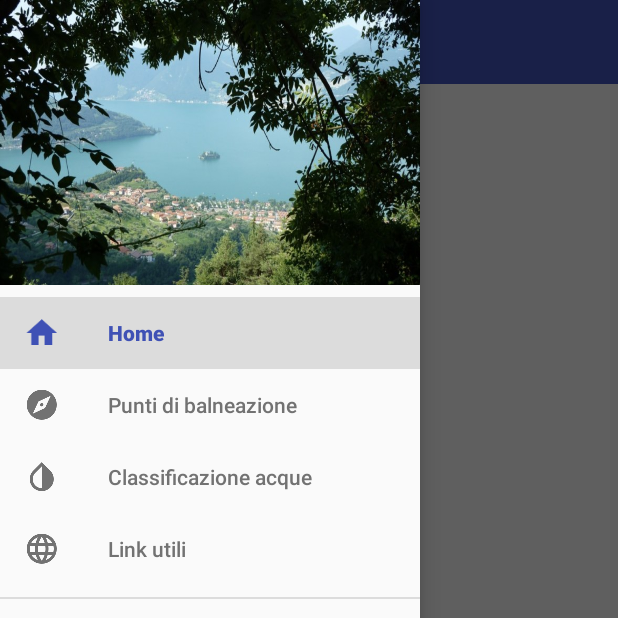
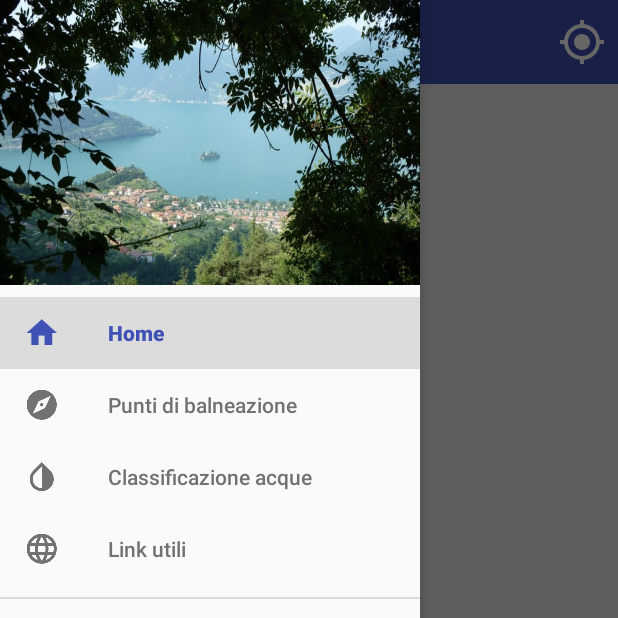
Before and after one commit to Ins90/LagoIseo, an Android app: the fragment PointFragment placed in its activity, with the side drawer open, on a phone screen of 412 x 824 dp, the top half of it. Run offline under Robolectric (Android 15) with nearby library versions, the phone set to English and light mode, and no system bars; 12 statements that could not run were skipped.

Commit message:
Image on list and filter (in progress)

```diff
--- a/app/src/main/java/it/inserrafesta/iseomap/Place.java
+++ b/app/src/main/java/it/inserrafesta/iseomap/Place.java
@@ -21,6 +21,10 @@ public class Place {
     private int classificazione; /* 1 eccellente 2 buono 3 sufficiente 4 scarso */
     private int divieto; /* 1 SI 0 NO */
     private String imageUrl;
+
+    public String getImageUrl() {
+        return imageUrl;
+    }
 
     public Place( String _comune, String _localita, String _provincia,double _lat, double _lng, int _classificazione, int _divieto,String _imageUrl){
         comune = _comune;
--- a/app/src/main/java/it/inserrafesta/iseomap/fragment/PointFragment.java
+++ b/app/src/main/java/it/inserrafesta/iseomap/fragment/PointFragment.java
@@ -4,11 +4,16 @@ import android.os.Bundle;
 import android.support.v4.app.ListFragment;
 import android.util.Log;
 import android.view.LayoutInflater;
+import android.view.Menu;
+import android.view.MenuInflater;
+import android.view.MenuItem;
 import android.view.View;
 import android.view.ViewGroup;
 import android.widget.AdapterView;
 import android.widget.ListView;
 import android.widget.Toast;
+
+import com.google.android.gms.maps.GoogleMap;
 
 import it.inserrafesta.iseomap.Place;
 import it.inserrafesta.iseomap.R;
@@ -26,6 +31,15 @@ public class PointFragment extends ListFragment {
     private SimpleArrayAdapter adapter;
     List<Place> items = new ArrayList<Place>();
 
+
+    @Override
+    public void onCreateOptionsMenu(Menu menu, MenuInflater inflater) {
+        inflater.inflate(R.menu.menu_point, menu);
+    }
+
+
+
+
     public void onCreate(Bundle savedInstanceState) {
         super.onCreate(savedInstanceState);
         for(int i=0;i<MapFragment.places.size();i++)
@@ -34,6 +48,9 @@ public class PointFragment extends ListFragment {
 
     public View onCreateView(LayoutInflater inflater, ViewGroup container,
                              Bundle savedInstanceState) {
+
+        setHasOptionsMenu(true); //necessario per visualizzare i pulsanti nella toolbar
+
         View rootView = inflater.inflate(R.layout.point_fragment, container, false);
         lv = (ListView)rootView.findViewById(android.R.id.list);
         lv.setDescendantFocusability(ListView.FOCUS_BLOCK_DESCENDANTS);
--- a/app/src/main/res/layout/list_row.xml
+++ b/app/src/main/res/layout/list_row.xml
@@ -32,8 +32,7 @@
         android:padding="3dip">
 
         <ImageView
-            android:id="@+id/list_image"
-            android:src="@drawable/lake"
+            android:id="@+id/point_image"
             android:layout_width="50dip"
             android:layout_height="50dip"
             android:contentDescription="necessario?"/>
--- /dev/null
+++ b/app/src/main/res/menu/menu_point.xml
@@ -0,0 +1,10 @@
+<menu xmlns:android="http://schemas.android.com/apk/res/android" xmlns:app="http://schemas.android.com/apk/res-auto">
+    <item android:id="@+id/action_filter"
+        android:title="@string/action_filter"
+        android:icon="@drawable/ic_gps_fixed_white_24dp"
+        app:showAsAction="ifRoom|collapseActionView"
+        android:orderInCategory="100"/>
+
+
+
+</menu>
--- a/app/src/main/res/values/strings.xml
+++ b/app/src/main/res/values/strings.xml
@@ -26,6 +26,7 @@
 
 
     <string name="action_home">Home - Zoom su tutti i punti di balneazione</string>
+    <string name="action_filter">Filtro sui punti di balneazione</string>
     <string name="action_terrain">Stile Mappa</string>
 
     <string name="water_high">Eccellente</string>
```
Also changed, not shown: app/src/main/java/it/inserrafesta/iseomap/SimpleArrayAdapter.java (+25 -2 lines), app/src/main/java/it/inserrafesta/iseomap/activity/MainActivity.java (+4 -3 lines), 1 other file.
